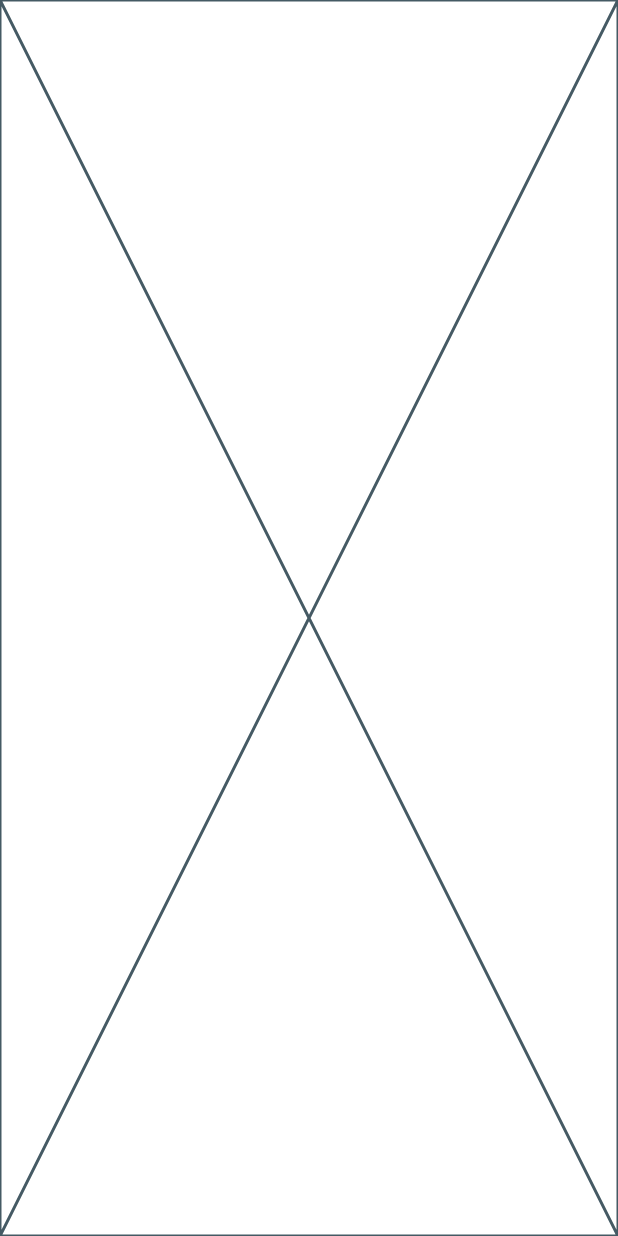
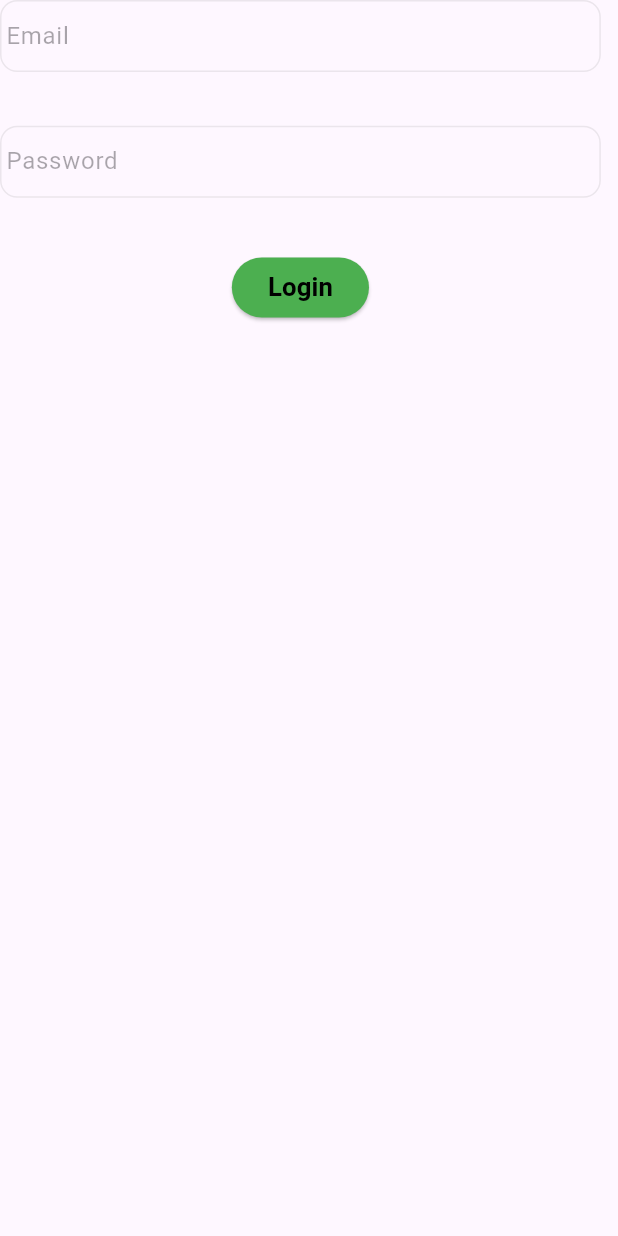
Before and after one commit to shehabismai10/pricer, a Flutter app: the screen it shows after launch, on a phone screen of 412 x 824 dp. Run offline on Flutter 3.47's test engine with Material 3 defaults, Android fonts, the phone set to English and light mode, and no system bars; our stand-ins replace bloc, cloud_firestore, dartz, equatable, firebase_auth, firebase_core and 4 more; accounts and stored records are empty.

Commit message:
working on ui

```diff
--- a/lib/data/helpers/state_management_helper.dart
+++ b/lib/data/helpers/state_management_helper.dart
@@ -1,7 +1,10 @@
 
  import 'package:flutter_bloc/flutter_bloc.dart';
+import 'package:pricer/features/auth/presentation/bloc/auth_bloc.dart';
 import 'package:provider/single_child_widget.dart';
 
 List<SingleChildWidget> providerList = [
+BlocProvider(create: (context) => AuthBloc(),)
+
 
 ];
--- a/lib/features/auth/data/repository/auth_repository.dart
+++ b/lib/features/auth/data/repository/auth_repository.dart
@@ -5,10 +5,12 @@ import 'package:dartz/dartz.dart';
 import 'package:firebase_auth/firebase_auth.dart';
 import 'package:pricer/core/constants/strings.dart';
 import 'package:pricer/core/failure/failure.dart';
+import 'package:pricer/core/serviceLocator/service_locator.dart';
+import 'package:pricer/data/helpers/cache_helper.dart';
 import 'package:pricer/features/auth/data/entity/user_model.dart';
 
 abstract class AuthRepository {
-  Future<Either<Failure, UserModel>> success(
+  Future<Either<Failure, UserModel>> login(
       {required String email, required String password});
 
   Future<Either<Failure, UserModel>> getUserData({required String uid});
@@ -21,14 +23,16 @@ abstract class AuthRepository {
 
 class AuthRepositoryImplementation implements AuthRepository {
   @override
-  Future<Either<Failure, UserModel>> success(
+  Future<Either<Failure, UserModel>> login(
       {required String email, required String password}) async {
     try {
       UserCredential userCredential = await FirebaseAuth.instance
           .signInWithEmailAndPassword(email: email, password: password);
       if (userCredential.user == null) {
+
         return const Left(ServerFailure(serverError));
       } else {
+        serviceLocator<CacheHelper>().saveData(key: 'uid', value: userCredential.user!.uid);
         final result = await getUserData(uid: userCredential.user!.uid);
         return result;
       }
--- /dev/null
+++ b/lib/features/auth/presentation/bloc/auth_bloc.dart
@@ -0,0 +1,34 @@
+import 'dart:async';
+
+import 'package:bloc/bloc.dart';
+import 'package:meta/meta.dart';
+import 'package:pricer/core/serviceLocator/service_locator.dart';
+import 'package:pricer/features/auth/data/entity/user_model.dart';
+import 'package:pricer/features/auth/data/repository/auth_repository.dart';
+
+part 'auth_event.dart';
+
+part 'auth_state.dart';
+
+class AuthBloc extends Bloc<AuthEvent, AuthState> {
+  AuthBloc() : super(AuthInitial()) {
+    on<Login>(onLogin);
+    on<Register>(onRegister);
+  }
+
+  final authLocator = serviceLocator<AuthRepositoryImplementation>();
+
+  void onLogin(Login event, Emitter<AuthState> emit) async {
+    final result =
+        await authLocator.login(email: event.email, password: event.password);
+    result.fold((l) => emit(AuthError(message: l.message)),
+        (r) => emit(LoggedIn(userModel: r)));
+  }
+
+  void onRegister(Register event, Emitter<AuthState> emit) async {
+    final result = await authLocator.register(
+        email: event.email, password: event.password, name: event.name);
+    result.fold(
+        (l) => emit(AuthError(message: l.message)), (r) => emit(UserCreated()));
+  }
+}
--- /dev/null
+++ b/lib/features/auth/presentation/bloc/auth_event.dart
@@ -0,0 +1,17 @@
+part of 'auth_bloc.dart';
+
+@immutable
+abstract class AuthEvent {}
+class Login extends AuthEvent{
+ final String email;
+ final String password;
+
+  Login({required this.email, required this.password});
+}
+
+ class Register extends  AuthEvent{
+  final String email;
+  final String password;
+  final String name;
+  Register({required this.email, required this.password, required this.name});
+ }
--- /dev/null
+++ b/lib/features/auth/presentation/bloc/auth_state.dart
@@ -0,0 +1,31 @@
+part of 'auth_bloc.dart';
+
+@immutable
+abstract class AuthState {
+  final UserModel? user;
+
+  AuthState({this.user});
+}
+
+class AuthInitial extends AuthState {}
+
+class AuthLoading extends AuthState {}
+
+class LoggedIn extends AuthState {
+  final UserModel userModel;
+
+  LoggedIn({required this.userModel});
+
+  @override
+  UserModel? get user => userModel;
+}
+
+class LoggedOut extends AuthState {}
+
+class UserCreated extends AuthState {}
+
+class AuthError extends AuthState {
+  final String message;
+
+  AuthError({required this.message});
+}
--- a/lib/features/auth/presentation/pages/login_page.dart
+++ b/lib/features/auth/presentation/pages/login_page.dart
@@ -1,10 +1,87 @@
 import 'package:flutter/material.dart';
+import 'package:flutter_bloc/flutter_bloc.dart';
+import 'package:flutter_screenutil/flutter_screenutil.dart';
+import 'package:pricer/core/constants/styles.dart';
+import 'package:pricer/core/widgets/custom_button.dart';
+import 'package:pricer/core/widgets/custom_text_field.dart';
+import 'package:pricer/core/widgets/error_dialog.dart';
+import 'package:pricer/data/helpers/navigation_helper.dart';
+import 'package:pricer/data/helpers/validation_helper.dart';
+import 'package:pricer/features/auth/presentation/bloc/auth_bloc.dart';
+import 'package:pricer/features/home/presentation/homePage.dart';
 
 class LoginPage extends StatelessWidget {
   const LoginPage({super.key});
 
   @override
   Widget build(BuildContext context) {
-    return const Placeholder();
+    GlobalKey<FormState> formKey = GlobalKey<FormState>();
+    TextEditingController email = TextEditingController();
+    TextEditingController password = TextEditingController();
+    return Scaffold(
+        body: Form(
+      key: formKey,
+      child: Column(
+        children: [
+          Padding(
+            padding: EdgeInsets.only(bottom: 30.0.h),
+            child: CustomTextField(
+              textEditingController: email,
+              hintText: 'Email',
+              validation: (p0) {
+                if (ValidationHelper.validateEmail(p0)) {
+                  return "Please check your email";
+                }
+              },
+            ),
+          ),
+          Padding(
+            padding: EdgeInsets.only(bottom: 30.0.h),
+            child: CustomTextField(
+              textEditingController: password,
+              hintText: 'Password',
+              validation: (p0) {
+                if (ValidationHelper.validatePassword(p0)) {
+                  return "Password length must be more than 6 character";
+                }
+              },
+            ),
+          ),
+          BlocConsumer<AuthBloc, AuthState>(listener: (context, state) {
+            if(state is LoggedIn){
+              WidgetsBinding.instance.addPostFrameCallback((_) {
+                navigateAndReplace(context, const HomePage());
+              });
+            }
+            if (state is UserCreated) {
+              ScaffoldMessenger.of(context).hideCurrentSnackBar();
+              ScaffoldMessenger.of(context).showSnackBar(SnackBar(backgroundColor: Colors.green,
+                  content: Text(
+                'User created',
+                style: regularTextStyle.copyWith(color: Colors.white),
+              )));
+            }
+            if (state is AuthError) {
+              showDialog(
+                context: context,
+                builder: (context) {
+                  return ErrorDialog(message: state.message);
+                },
+              );
+            }
+          }, builder: (context, state) {
+            return CustomButton(
+              onPressed: () {},
+              title: 'Login',
+              color: Colors.green,loading: state is AuthLoading,
+              child: Text(
+                'Login',
+                style: regularTextStyle,
+              ),
+            );
+          })
+        ],
+      ),
+    ));
   }
 }
--- a/lib/main.dart
+++ b/lib/main.dart
@@ -1,10 +1,18 @@
+import 'package:firebase_core/firebase_core.dart';
 import 'package:flutter/material.dart';
 import 'package:flutter_bloc/flutter_bloc.dart';
 import 'package:flutter_screenutil/flutter_screenutil.dart';
 import 'package:pricer/data/helpers/state_management_helper.dart';
 import 'package:pricer/features/auth/presentation/pages/login_page.dart';
 
-void main() {
+import 'core/serviceLocator/service_locator.dart';
+import 'data/helpers/cache_helper.dart';
+
+void main() async {
+  WidgetsFlutterBinding.ensureInitialized();
+  setupServiceLocator();
+  await CacheHelper().init();
+  await Firebase.initializeApp();
   runApp(const MyApp());
 }
 
@@ -14,15 +22,24 @@ class MyApp extends StatelessWidget {
   // This widget is the root of your application.
   @override
   Widget build(BuildContext context) {
-    return MultiBlocProvider(providers: providerList, child:ScreenUtilInit(designSize: Size(360, 690),builder: (
-        context, child) =>  MaterialApp(
-        title: 'Pricer',
-        debugShowCheckedModeBanner: false,
-        theme: ThemeData(
-          colorScheme: ColorScheme.fromSeed(seedColor: Colors.deepPurple),
-          useMaterial3: true,
-        ),
-        home: LoginPage()
-    ),));
+    return FutureBuilder(
+      future: Firebase.initializeApp(),
+      builder: (context, snapshot) {
+        return MultiBlocProvider(
+            providers: providerList,
+            child: ScreenUtilInit(
+              designSize: const Size(360, 690),
+              builder: (context, child) => MaterialApp(
+                  title: 'Pricer',
+                  debugShowCheckedModeBanner: false,
+                  theme: ThemeData(
+                    colorScheme:
+                        ColorScheme.fromSeed(seedColor: Colors.deepPurple),
+                    useMaterial3: true,
+                  ),
+                  home: const LoginPage()),
+            ));
+      },
+    );
   }
 }
--- a/pubspec.yaml
+++ b/pubspec.yaml
@@ -42,6 +42,7 @@ dependencies:
   equatable: ^2.0.5
   get_it: any
   flutter_screenutil:
+  http:
   # The following adds the Cupertino Icons font to your application.
   # Use with the CupertinoIcons class for iOS style icons.
   cupertino_icons: ^1.0.2
```
Also changed, not shown: lib/core/serviceLocator/service_locator.dart (+8 -0 lines), lib/data/helpers/network_helper.dart (added, +59 -0 lines), lib/features/home/presentation/homePage.dart (added, +10 -0 lines), pubspec.lock, 1 other file.
